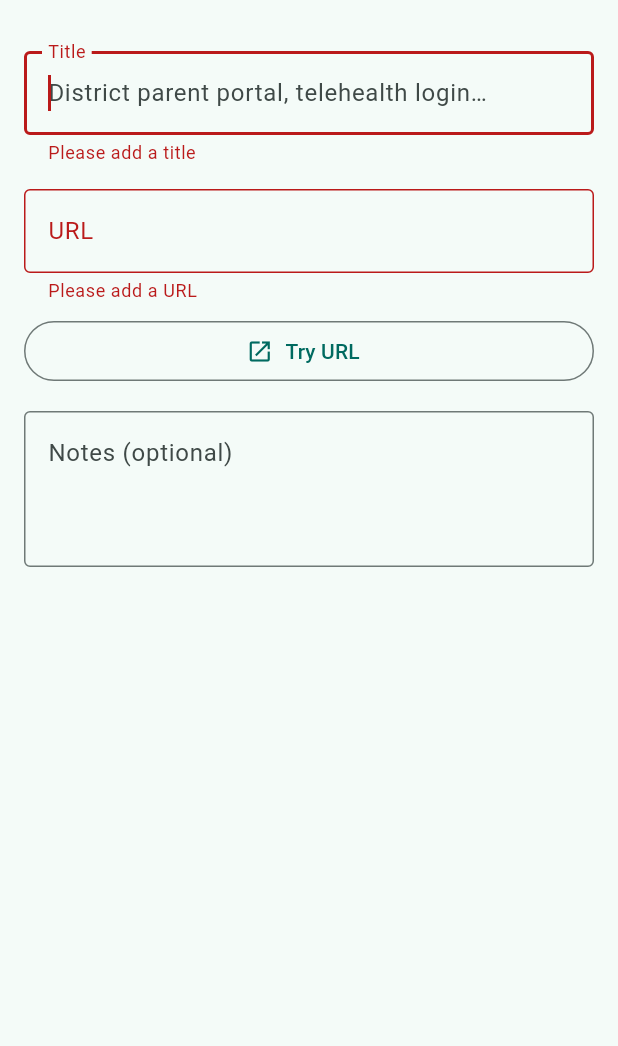
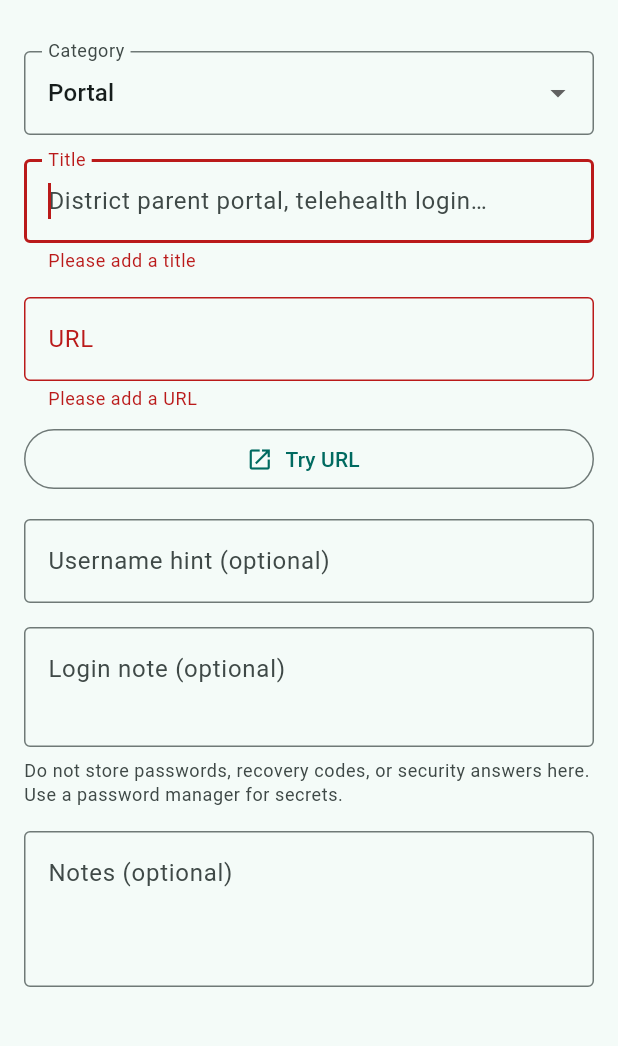
Before and after one commit to KarMarsten/were-all-in-this-together, a Flutter app: the AppSiteFormScreen screen opened by its route, after a tap on "Save", on a phone screen of 412 x 824 dp, the part 57-1103 px from its top. Run offline on Flutter 3.47's test engine with Material 3 defaults, Android fonts, the phone set to English and light mode, and no system bars; our stand-ins replace drift, drift_flutter, flutter_local_notifications, flutter_riverpod, flutter_secure_storage, flutter_timezone and 6 more; missing offline and left inert: cryptography; accounts and stored records are empty; generated files the repository leaves out were written again.

Commit message:
Deepen Apps & Sites records
Adds categories, username hints, login notes, stronger URL validation, richer list/search display, and keeps docs/About aligned with the shipped no-password boundary.

Made-with: Cursor

```diff
--- a/lib/features/apps_sites/domain/app_site.dart
+++ b/lib/features/apps_sites/domain/app_site.dart
@@ -1,6 +1,32 @@
 import 'package:freezed_annotation/freezed_annotation.dart';
 
 part 'app_site.freezed.dart';
+
+enum AppSiteCategory {
+  portal,
+  school,
+  therapy,
+  insurance,
+  app,
+  other,
+}
+
+String labelForAppSiteCategory(AppSiteCategory category) {
+  switch (category) {
+    case AppSiteCategory.portal:
+      return 'Portal';
+    case AppSiteCategory.school:
+      return 'School';
+    case AppSiteCategory.therapy:
+      return 'Therapy';
+    case AppSiteCategory.insurance:
+      return 'Insurance';
+    case AppSiteCategory.app:
+      return 'App';
+    case AppSiteCategory.other:
+      return 'Other';
+  }
+}
 
 @freezed
 abstract class AppSite with _$AppSite {
@@ -11,6 +37,9 @@ abstract class AppSite with _$AppSite {
     required String url,
     required DateTime createdAt,
     required DateTime updatedAt,
+    @Default(AppSiteCategory.portal) AppSiteCategory category,
+    String? usernameHint,
+    String? loginNote,
     String? notes,
     DateTime? deletedAt,
     @Default(1) int rowVersion,
--- a/lib/features/apps_sites/presentation/app_site_form_screen.dart
+++ b/lib/features/apps_sites/presentation/app_site_form_screen.dart
@@ -23,7 +23,10 @@ class _AppSiteFormScreenState extends ConsumerState<AppSiteFormScreen> {
   final _formKey = GlobalKey<FormState>();
   late final TextEditingController _title;
   late final TextEditingController _url;
+  late final TextEditingController _usernameHint;
+  late final TextEditingController _loginNote;
   late final TextEditingController _notes;
+  late AppSiteCategory _category;
   bool _saving = false;
 
   @override
@@ -32,13 +35,18 @@ class _AppSiteFormScreenState extends ConsumerState<AppSiteFormScreen> {
     final s = widget.initialSite;
     _title = TextEditingController(text: s?.title ?? '');
     _url = TextEditingController(text: s?.url ?? '');
+    _usernameHint = TextEditingController(text: s?.usernameHint ?? '');
+    _loginNote = TextEditingController(text: s?.loginNote ?? '');
     _notes = TextEditingController(text: s?.notes ?? '');
+    _category = s?.category ?? AppSiteCategory.portal;
   }
 
   @override
   void dispose() {
     _title.dispose();
     _url.dispose();
+    _usernameHint.dispose();
+    _loginNote.dispose();
     _notes.dispose();
     super.dispose();
   }
@@ -55,6 +63,9 @@ class _AppSiteFormScreenState extends ConsumerState<AppSiteFormScreen> {
           cur.copyWith(
             title: _title.text.trim(),
             url: _url.text.trim(),
+            category: _category,
+            usernameHint: _nullIfBlank(_usernameHint.text),
+            loginNote: _nullIfBlank(_loginNote.text),
             notes: _nullIfBlank(_notes.text),
           ),
         );
@@ -70,6 +81,9 @@ class _AppSiteFormScreenState extends ConsumerState<AppSiteFormScreen> {
           personId: personId,
           title: _title.text.trim(),
           url: _url.text.trim(),
+          category: _category,
+          usernameHint: _nullIfBlank(_usernameHint.text),
+          loginNote: _nullIfBlank(_loginNote.text),
           notes: _nullIfBlank(_notes.text),
         );
       }
@@ -89,6 +103,19 @@ class _AppSiteFormScreenState extends ConsumerState<AppSiteFormScreen> {
   static String? _nullIfBlank(String s) {
     final t = s.trim();
     return t.isEmpty ? null : t;
+  }
+
+  static String? _urlError(String? raw) {
+    final value = raw?.trim() ?? '';
+    if (value.isEmpty) return 'Please add a URL';
+    final normalized = value.contains('://') ? value : 'https://$value';
+    final uri = Uri.tryParse(normalized);
+    if (uri == null ||
+        uri.host.isEmpty ||
+        (uri.scheme != 'http' && uri.scheme != 'https')) {
+      return 'Enter a valid URL';
+    }
+    return null;
   }
 
   @override
@@ -113,6 +140,25 @@ class _AppSiteFormScreenState extends ConsumerState<AppSiteFormScreen> {
             child: Column(
               crossAxisAlignment: CrossAxisAlignment.stretch,
               children: [
+                DropdownButtonFormField<AppSiteCategory>(
+                  initialValue: _category,
+                  isExpanded: true,
+                  decoration: const InputDecoration(
+                    labelText: 'Category',
+                    border: OutlineInputBorder(),
+                  ),
+                  items: [
+                    for (final category in AppSiteCategory.values)
+                      DropdownMenuItem(
+                        value: category,
+                        child: Text(labelForAppSiteCategory(category)),
+                      ),
+                  ],
+                  onChanged: (value) {
+                    if (value != null) setState(() => _category = value);
+                  },
+                ),
+                const SizedBox(height: 16),
                 TextFormField(
                   controller: _title,
                   autofocus: !widget.isEditing,
@@ -138,12 +184,7 @@ class _AppSiteFormScreenState extends ConsumerState<AppSiteFormScreen> {
                     hintText: 'https://… or example.com',
                     border: OutlineInputBorder(),
                   ),
-                  validator: (v) {
-                    if (v == null || v.trim().isEmpty) {
-                      return 'Please add a URL';
-                    }
-                    return null;
-                  },
+                  validator: _urlError,
                 ),
                 const SizedBox(height: 8),
                 OutlinedButton.icon(
@@ -162,6 +203,37 @@ class _AppSiteFormScreenState extends ConsumerState<AppSiteFormScreen> {
                   },
                   icon: const Icon(Icons.open_in_new),
                   label: const Text('Try URL'),
+                ),
+                const SizedBox(height: 16),
+                TextFormField(
+                  controller: _usernameHint,
+                  autocorrect: false,
+                  decoration: const InputDecoration(
+                    labelText: 'Username hint (optional)',
+                    hintText: 'Email used, student ID hint — not a password.',
+                    border: OutlineInputBorder(),
+                  ),
+                ),
+                const SizedBox(height: 16),
+                TextFormField(
+                  controller: _loginNote,
+                  minLines: 2,
+                  maxLines: 4,
+                  textCapitalization: TextCapitalization.sentences,
+                  decoration: const InputDecoration(
+                    labelText: 'Login note (optional)',
+                    hintText: '2FA goes to Dad, use school email — no secrets.',
+                    border: OutlineInputBorder(),
+                    alignLabelWithHint: true,
+                  ),
+                ),
+                const SizedBox(height: 8),
+                Text(
+                  'Do not store passwords, recovery codes, or security '
+                  'answers here. Use a password manager for secrets.',
+                  style: Theme.of(context).textTheme.bodySmall?.copyWith(
+                        color: Theme.of(context).colorScheme.onSurfaceVariant,
+                      ),
                 ),
                 const SizedBox(height: 16),
                 TextFormField(
--- a/lib/features/home/ui/home_screen.dart
+++ b/lib/features/home/ui/home_screen.dart
@@ -82,7 +82,7 @@ void _showAboutApp(BuildContext context) {
       const SizedBox(height: 12),
       Text(
         'Phase 1 is local-only: People, medications, appointments, providers, '
-        'profile, notes, milestones, richer programs, apps & sites, PDFs, '
+        'profile, notes, milestones, richer programs and apps/sites, PDFs, '
         'cross-domain search, and Calm tools live on this device.',
         style: textTheme.bodyMedium,
       ),
```
Also changed, not shown: lib/features/apps_sites/data/app_site_repository.dart (+35 -1 lines), lib/features/apps_sites/data/encrypted_app_site_payload.dart (+13 -1 lines), lib/features/apps_sites/presentation/app_sites_list_screen.dart (+88 -35 lines), lib/features/search/presentation/global_search_screen.dart (+16 -2 lines), lib/features/apps_sites/domain/app_site.freezed.dart, 3 other files.
